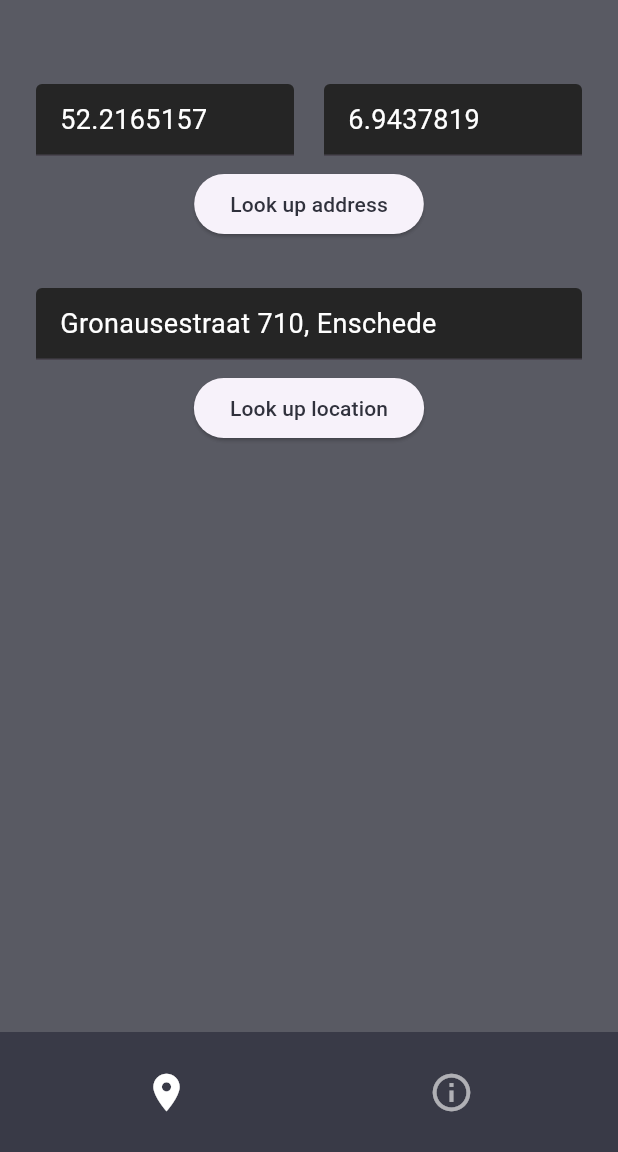
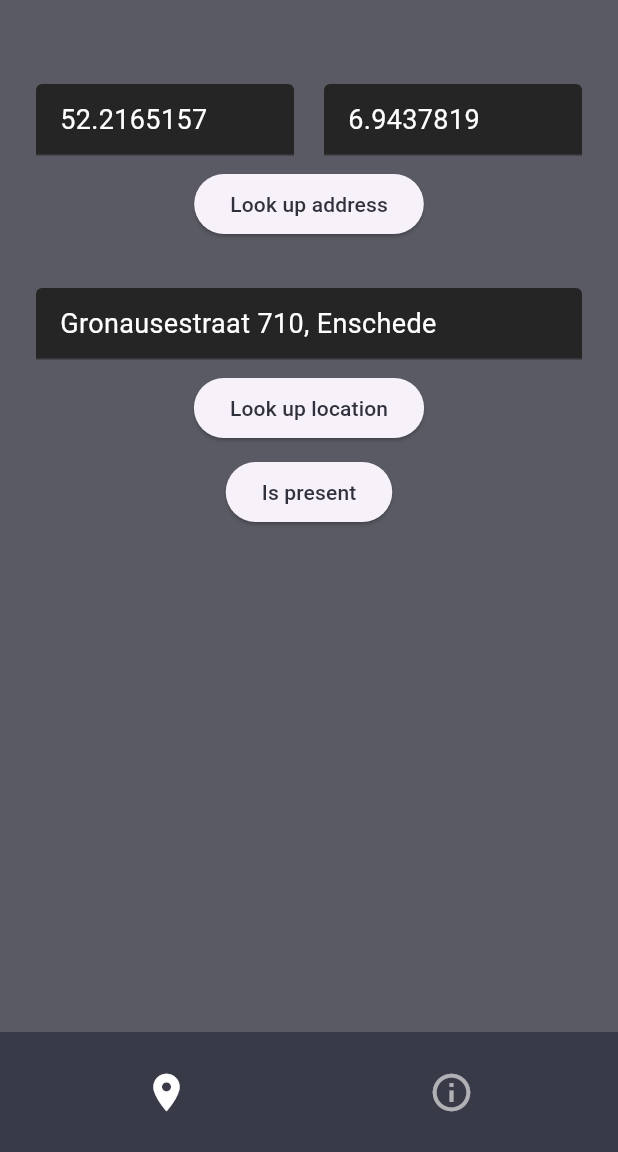
Before and after one commit to Baseflow/flutter-geocoding, a Flutter app: the screen it shows after launch, on a phone screen of 412 x 824 dp, the part 84-1236 px from its top. Run offline on Flutter 3.47's test engine with Material 3 defaults, Android fonts, the phone set to English and light mode, and no system bars; our stand-ins replace plugin_platform_interface.

Commit message:
expose isPresent ios implementation (#203)
* ios implementation

* updated iOS to return true from Dart

```diff
--- a/geocoding_ios/example/lib/plugin_example/geocode_page.dart
+++ b/geocoding_ios/example/lib/plugin_example/geocode_page.dart
@@ -121,6 +121,22 @@ class _GeocodeWidgetState extends State<GeocodeWidget> {
                     });
                   }),
             ),
+            const Padding(
+              padding: EdgeInsets.only(top: 8),
+            ),
+            Center(
+                child: ElevatedButton(
+                    child: Text('Is present'),
+                    onPressed: () {
+                      GeocodingIOS().isPresent().then((isPresent) {
+                        var output = isPresent
+                            ? "Geocoder is present"
+                            : "Geocoder is not present";
+                        setState(() {
+                          _output = output;
+                        });
+                      });
+                    })),
             Expanded(
               child: SingleChildScrollView(
                 child: Container(
--- a/geocoding_ios/lib/geocoding_ios.dart
+++ b/geocoding_ios/lib/geocoding_ios.dart
@@ -57,6 +57,9 @@ class GeocodingIOS extends GeocodingPlatform {
     return Placemark.fromMaps(placemarks);
   }
 
+  @override
+  Future<bool> isPresent() => Future<bool>.value(true);
+
   void _handlePlatformException(PlatformException platformException) {
     switch (platformException.code) {
       case 'NOT_FOUND':
--- a/geocoding_ios/pubspec.yaml
+++ b/geocoding_ios/pubspec.yaml
@@ -1,6 +1,6 @@
 name: geocoding_ios
 description: A Flutter Geocoding plugin which provides easy geocoding and reverse-geocoding features.
-version: 2.2.0
+version: 2.3.0
 repository: https://github.com/baseflow/flutter-geocoding/tree/main/geocoding_ios
 issue_tracker: https://github.com/Baseflow/flutter-geocoding/issues
 
@@ -12,7 +12,7 @@ dependencies:
   flutter:
     sdk: flutter
 
-  geocoding_platform_interface: ^3.1.0
+  geocoding_platform_interface: ^3.2.0
 
 dev_dependencies:
   flutter_test:
```
Also changed, not shown: 2 other files.
